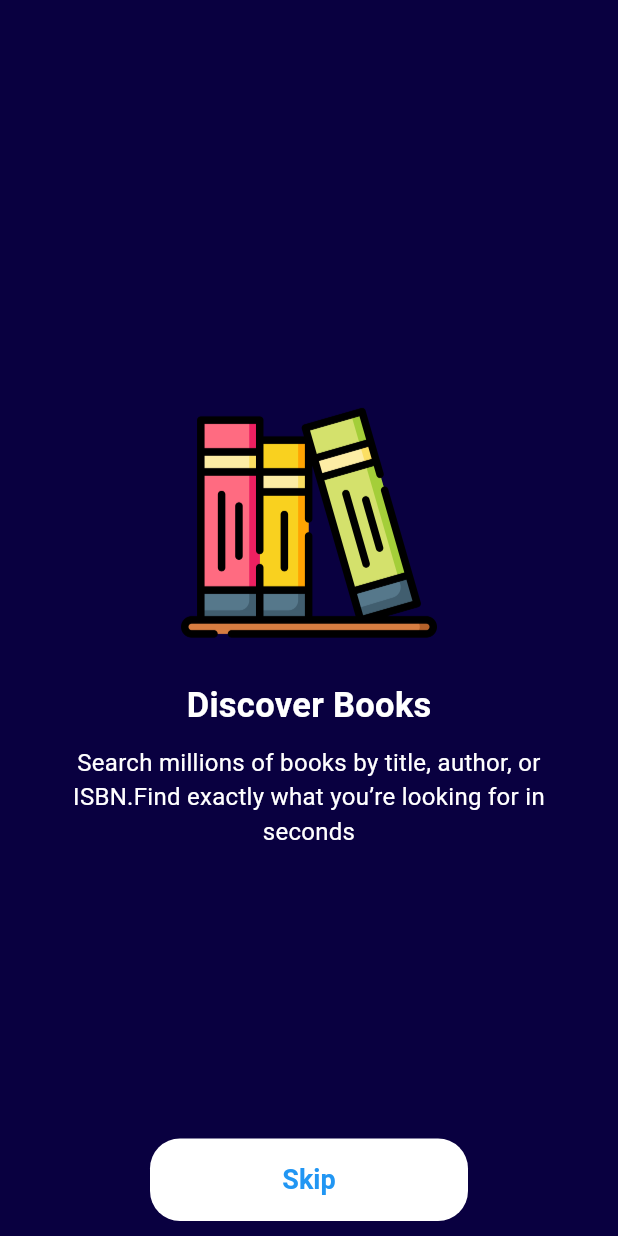
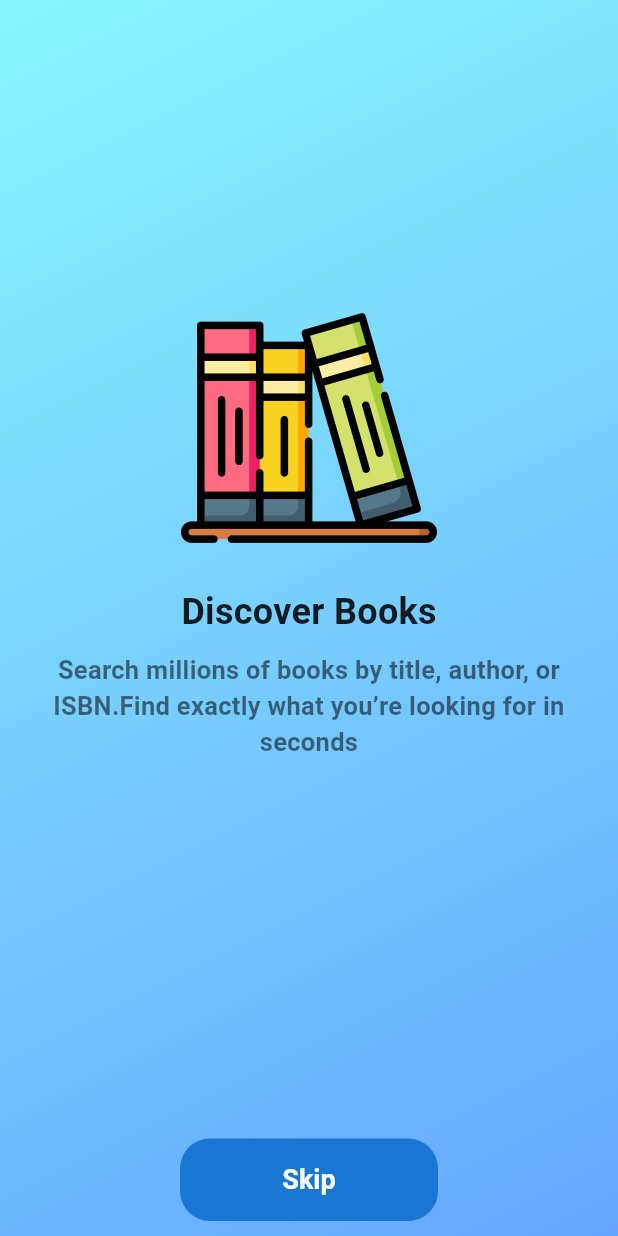
Before and after one commit to IAftabRehman/OpenLibrary-Book-Explorer-API-Flutter, a Flutter app: the screen it shows after launch, on a phone screen of 412 x 824 dp. Run offline on Flutter 3.47's test engine with Material 3 defaults, Android fonts, the phone set to English and light mode, and no system bars; drawn by our look-alikes of flutter_animate; our stand-ins replace video_player; Roboto replaces fonts that are missing (Poppins).

```diff
--- /dev/null
+++ b/lib/Configuration/ChangeMode.dart
@@ -0,0 +1,42 @@
+import 'package:flutter/material.dart';
+import '../Configuration/Colors.dart';
+
+class ThemeProvider extends ChangeNotifier {
+  bool _isNightMode = false;
+  bool get isNightMode => _isNightMode;
+
+  /// Background Color
+  LinearGradient get backgroundColor => _isNightMode
+      ? AppColors.nightModeBackgroundColor
+      : AppColors.dayModeBackgroundColor;
+
+  /// Text Primary Color
+  Color get primaryTextColor => _isNightMode
+      ? AppColors.nightModePrimaryTextColor
+      : AppColors.dayModePrimaryTextColor;
+
+  /// Text Secondary Color
+  Color get secondaryTextColor => _isNightMode
+      ? AppColors.nightModeSecondaryTextColor
+      : AppColors.dayModeSecondaryTextColor;
+
+  /// Button Background Color
+  Color get buttonBackgroundColor => _isNightMode
+      ? AppColors.nightButtonBackground
+      : AppColors.dayButtonBackground;
+
+  /// Button Text Color
+  Color get buttonTextColor => _isNightMode
+      ? AppColors.nightButtonText
+      : AppColors.dayButtonText;
+
+  void toggleTheme() {
+    _isNightMode = !_isNightMode;
+    notifyListeners();
+  }
+
+  void setTheme(bool isNight) {
+    _isNightMode = isNight;
+    notifyListeners();
+  }
+}
--- a/lib/Configuration/Colors.dart
+++ b/lib/Configuration/Colors.dart
@@ -1,9 +1,48 @@
-import 'dart:ui';
-
 import 'package:flutter/material.dart';
 
-class color{
-  static const Color background = Color(0xff090040);
-  static const Color dayModePrimaryColor = Colors.white;
-  static const Color nightModePrimaryColor = Colors.black54;
+class AppColors{
+
+  /// Background Color with Night Mode (Gradient)
+  static const LinearGradient dayModeBackgroundColor = LinearGradient(
+    colors: [
+      Color(0xFF89F7FE),
+      Color(0xFF66A6FF),
+    ],
+    begin: Alignment.topLeft,
+    end: Alignment.bottomRight,
+  );
+
+  /// Background Color with Day Mode (Gradient)
+  static const LinearGradient nightModeBackgroundColor = LinearGradient(
+    colors: [
+      Color(0xFF141E30), // dark navy
+      Color(0xFF243B55), // deep blue
+    ],
+    begin: Alignment.topLeft,
+    end: Alignment.bottomRight,
+  );
+
+  /// Primary Text Color with Day Mode
+  static const Color dayModePrimaryTextColor = Colors.black87;
+
+  /// Primary Text Color with Night Mode
+  static const Color nightModePrimaryTextColor = Colors.white;
+
+  /// Secondary Text Color with Day Mode
+  static const Color dayModeSecondaryTextColor = Colors.black54;
+
+  /// Secondary Text Color with Night Mode
+  static const Color nightModeSecondaryTextColor = Colors.white70;
+
+  /// Button Background with Day Mode
+  static const Color dayButtonBackground = Color(0xFF1976D2);
+
+  /// Button BackGround with Day Mode
+  static const Color nightButtonBackground = Color(0xFFBB86FC); // purple
+
+  /// Button Text Colors with Day Mode
+  static const Color dayButtonText = Colors.white;
+
+  /// Button Text Color with Night Mode
+  static const Color nightButtonText = Colors.black;
 }
--- a/lib/Configuration/Routes.dart
+++ b/lib/Configuration/Routes.dart
@@ -1,4 +1,7 @@
 import 'package:flutter/cupertino.dart';
+import 'package:openlibrary_book_explorer/Presentation/Views/ForgetPasswordScreen.dart';
+import 'package:openlibrary_book_explorer/Presentation/Views/LogInScreen.dart';
+import 'package:openlibrary_book_explorer/Presentation/Views/SignUpScreen.dart';
 import '../Presentation/Views/HomeScreen.dart';
 import '../Presentation/Views/OnBoardingScreen.dart';
 import '../Presentation/Views/SplashScreen.dart';
@@ -6,12 +9,18 @@ import '../Presentation/Views/SplashScreen.dart';
 class AppRoutes {
   static const String splash = '/';
   static const String onBoarding = '/onBoarding';
+  static const String login = 'login';
+  static const String signUp = '/signUp';
+  static const String forgetPassword = 'forgetPassword';
   static const String home = '/home';
 
 
   static Map<String, WidgetBuilder> routes = {
     splash: (context) => SplashScreen(),
     onBoarding: (context) => OnBoardingScreen(),
+    login: (context) => LogInScreen(),
+    signUp: (context) => SignUpScreen(),
+    forgetPassword : (context) => ForgetPasswordScreen(),
     home: (context) => HomeScreen(),
   };
 }
--- a/lib/Presentation/Elements/CustomBottom.dart
+++ b/lib/Presentation/Elements/CustomBottom.dart
@@ -1,4 +1,6 @@
 import 'package:flutter/material.dart';
+import 'package:openlibrary_book_explorer/Configuration/ChangeMode.dart';
+import 'package:provider/provider.dart';
 
 
 class MyButton extends StatelessWidget {
@@ -49,6 +51,7 @@ class MyButton extends StatelessWidget {
 
   @override
   Widget build(BuildContext context) {
+    final themeProvider = Provider.of<ThemeProvider>(context);
     return GestureDetector(
       onTap: onPressed,
       child: Padding(
@@ -66,7 +69,7 @@ class MyButton extends StatelessWidget {
           decoration: BoxDecoration(
             borderRadius: borderRadius ?? BorderRadius.circular(10),
             border: border,
-            color: color ?? Colors.white,
+            color: color ?? themeProvider.buttonBackgroundColor,
           ),
           child: Center(
 
@@ -79,7 +82,7 @@ class MyButton extends StatelessWidget {
                     fontSize: fontSize ?? 18,
                     fontWeight: fontWeight ?? FontWeight.w600,
                     letterSpacing: letterSpacing ?? 0,
-                    color: textColor ?? Colors.blue,
+                    color: textColor ?? themeProvider.buttonTextColor,
                   ),
             ),
           ),
--- a/lib/Presentation/Elements/CustomText.dart
+++ b/lib/Presentation/Elements/CustomText.dart
@@ -1,4 +1,7 @@
 import 'package:flutter/material.dart';
+import 'package:provider/provider.dart';
+
+import '../../Configuration/ChangeMode.dart';
 
 // ignore: must_be_immutable
 class MyText extends StatelessWidget {
@@ -53,6 +56,7 @@ class MyText extends StatelessWidget {
 
   @override
   Widget build(BuildContext context) {
+    final themeProvider = Provider.of<ThemeProvider>(context);
     return InkWell(
       onTap: onTap,
       child: Padding(
@@ -71,7 +75,7 @@ class MyText extends StatelessWidget {
                 foreground: paint,
                 shadows: shadow,
                 fontSize: size ?? 15,
-                color: color ?? Colors.black,
+                color: color ?? themeProvider.primaryTextColor,
                 fontWeight: fontWeight,
                 decoration: decoration,
                 decorationColor: color,
--- a/lib/Presentation/Views/OnBoardingScreen.dart
+++ b/lib/Presentation/Views/OnBoardingScreen.dart
@@ -1,10 +1,12 @@
 import 'package:flutter/material.dart';
-import 'package:openlibrary_book_explorer/Configuration/Colors.dart';
 import 'package:openlibrary_book_explorer/Configuration/Routes.dart';
 import 'package:openlibrary_book_explorer/Models/OnBoardingModel.dart';
 import 'package:openlibrary_book_explorer/Presentation/Elements/CustomBottom.dart';
 import 'package:openlibrary_book_explorer/Presentation/Elements/CustomImageView.dart';
 import 'package:openlibrary_book_explorer/Presentation/Elements/CustomText.dart';
+import 'package:provider/provider.dart';
+
+import '../../Configuration/ChangeMode.dart';
 
 class OnBoardingScreen extends StatefulWidget {
   const OnBoardingScreen({super.key});
@@ -37,45 +39,56 @@ class _OnBoardingScreenState extends State<OnBoardingScreen> {
 
   @override
   Widget build(BuildContext context) {
+    final themeProvider = Provider.of<ThemeProvider>(context);
     return Scaffold(
-      backgroundColor: color.background,
-      body: PageView.builder(
+      body: Container(
+        decoration: BoxDecoration(
+          gradient: themeProvider.backgroundColor
+        ),
+        child: PageView.builder(
           itemCount: model.length,
           itemBuilder: (context, index) {
             return Padding(
               padding: const EdgeInsets.symmetric(horizontal: 20),
+              child: Center(
                 child: Column(
                   mainAxisAlignment: MainAxisAlignment.center,
                   children: [
-                SizedBox(height: 80),
+                    SizedBox(height: 200),
                     CommonImageView(imagePath: model[index].image, scale: 3),
                     SizedBox(height: 20),
                     MyText(
                       text: model[index].title.toString(),
-                  size: 23,
-                  color: Colors.white,
+                      size: 24,
+                      color: themeProvider.primaryTextColor,
                       fontWeight: FontWeight.bold,
                     ),
                     SizedBox(height: 10),
                     MyText(
                       text: model[index].subTitle.toString(),
-                  size: 16,
-                  color: Colors.white,
+                      size: 17,
+                      color: themeProvider.secondaryTextColor,
                       textAlign: TextAlign.center,
+                      fontWeight: FontWeight.w600,
                     ),
-              ],
-            ),
-          );
-        },
-      ),
-      bottomNavigationBar: MyButton(
+                    const Spacer(),
+                    MyButton(
                         paddingLeft: 100,
                         paddingRight: 100,
                         paddingBottom: 10,
                         paddingTop: 10,
                         btnLabel: "Skip",
                         borderRadius: BorderRadius.circular(20),
-        onPressed: () => AppRoutes.home
+                        onPressed: () {
+                          Navigator.pushNamed(context, AppRoutes.login);
+                        }
+                    ),
+                  ],
+                ),
+              ),
+            );
+          },
+        ),
       ),
     );
   }
--- a/lib/main.dart
+++ b/lib/main.dart
@@ -1,10 +1,17 @@
 import 'package:flutter/material.dart';
-
-
+import 'package:openlibrary_book_explorer/Configuration/ChangeMode.dart';
+import 'package:provider/provider.dart';
 import 'Configuration/Routes.dart';
 
 void main() {
-  runApp(const MyApp());
+  runApp(
+    MultiProvider(
+      providers: [
+        ChangeNotifierProvider(create: (_) => ThemeProvider()),
+      ],
+      child: const MyApp(),
+    ),
+  );
 }
 
 class MyApp extends StatelessWidget {
@@ -14,8 +21,9 @@ class MyApp extends StatelessWidget {
   Widget build(BuildContext context) {
     return MaterialApp(
       debugShowCheckedModeBanner: false,
-      title: 'Book Finder Application',
-      initialRoute: AppRoutes.onBoarding,
+      title: "OpenLibrary Book Explorer",
+      // home: SignUpScreen(),
+      initialRoute: AppRoutes.splash,
       routes: AppRoutes.routes,
     );
   }
--- a/pubspec.yaml
+++ b/pubspec.yaml
@@ -37,6 +37,7 @@ dependencies:
   flutter_animate: ^4.5.2 # For Animation (Like Button Animate)
   flutter_bounce: ^1.1.0  # For Bounce (Like Button Bounce)
   video_player: ^2.10.0   # For Video Playing (Like in Splash Screen)
+  provider: ^6.1.5+1
 
 dev_dependencies:
   flutter_test:
```
Also changed, not shown: lib/Presentation/CommonWidgets/AuthenticationTextField.dart (added, +29 -0 lines), lib/Presentation/Elements/CustomTextField.dart (+11 -5 lines), lib/Presentation/Views/ForgetPasswordScreen.dart (added, +75 -0 lines), lib/Presentation/Views/LogInScreen.dart (added, +119 -0 lines), lib/Presentation/Views/SignUpScreen.dart (added, +137 -0 lines), lib/Presentation/Views/SplashScreen.dart (+12 -5 lines), pubspec.lock. Lines whose indentation alone changed are shown as unchanged.
